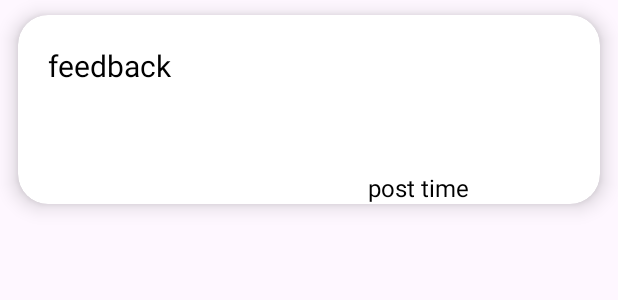
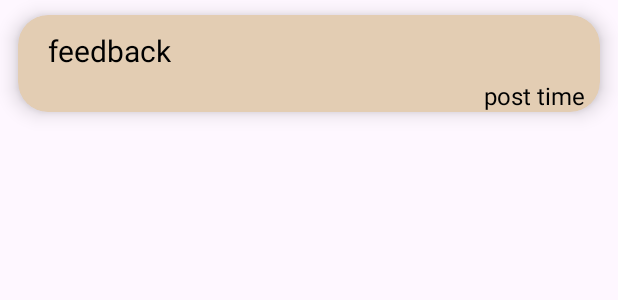
Before and after one commit to Tharmika-Sivakumar/CropMate25, an Android app: the layout recycler_view_of_feedback.xml on its own in the app's theme, with its tools: preview values and no code run, on a phone screen of 412 x 824 dp. Shown: the top 300 px of the screen. Run offline under Robolectric (Android 15) with nearby library versions, the phone set to English and light mode, and no system bars.

Commit message:
Past feedbacks show Feature added
Past feedbacks show Feature added successfully........ but not made the deleting the past feed back.

```diff
--- a/app/src/main/java/com/example/cropmate25/DateTime.java
+++ b/app/src/main/java/com/example/cropmate25/DateTime.java
@@ -20,7 +20,7 @@ public class DateTime{
     }
     public static String getTimeStamp() {
         Date now = new Date();
-        SimpleDateFormat formatter = new SimpleDateFormat("'Date:' yyyy-MM-dd '||' 'Time:' HH:mm:ss", Locale.getDefault());
+        SimpleDateFormat formatter = new SimpleDateFormat("'on' yyyy-MM-dd  'at' HH:mm:ss", Locale.getDefault());
         return formatter.format(now);
     }
 }
--- a/app/src/main/res/layout/feedback.xml
+++ b/app/src/main/res/layout/feedback.xml
@@ -59,9 +59,9 @@
         android:layout_alignParentTop="true"
         android:layout_alignParentEnd="true"
         android:layout_alignParentBottom="true"
-        android:layout_marginStart="15dp"
+        android:layout_marginStart="5dp"
         android:layout_marginTop="428dp"
-        android:layout_marginEnd="31dp"
+        android:layout_marginEnd="5dp"
         android:layout_marginBottom="54dp" />
 
     <TextView
--- a/app/src/main/res/layout/recycler_view_of_feedback.xml
+++ b/app/src/main/res/layout/recycler_view_of_feedback.xml
@@ -11,6 +11,7 @@
     android:layout_marginHorizontal="10dp"
     android:layout_marginVertical="10dp"
     app:cardCornerRadius="20dp"
+    app:cardBackgroundColor="#e3cdb3"
     app:cardElevation="8dp">
 
     <RelativeLayout
@@ -19,31 +20,28 @@
 
         <TextView
             android:id="@+id/feedback_past"
-            android:layout_width="345dp"
-            android:layout_height="60dp"
+            android:layout_width="wrap_content"
+            android:layout_height="wrap_content"
             android:layout_alignParentStart="true"
             android:layout_alignParentTop="true"
-            android:layout_alignParentEnd="true"
+            android:layout_marginStart="20dp"
+            android:layout_marginTop="10dp"
+            android:layout_marginEnd="20dp"
             android:inputType="textMultiLine"
-            android:layout_marginStart="20dp"
-            android:layout_marginTop="20dp"
-            android:layout_marginEnd="20dp"
+            android:lineSpacingExtra="4dp"
             android:text="feedback"
             android:textColor="@color/black"
             android:textSize="20sp"
             tools:ignore="TextViewEdits" />
 
         <TextView
-            android:id="@+id/whopost"
-            android:layout_width="140dp"
+            android:id="@+id/whenpost"
+            android:layout_width="wrap_content"
             android:layout_height="wrap_content"
             android:layout_below="@+id/feedback_past"
-            android:layout_alignParentStart="true"
             android:layout_alignParentEnd="true"
-            android:layout_marginStart="233dp"
-            android:layout_marginTop="24dp"
-            android:layout_marginEnd="16dp"
-            android:maxLines="1"
+            android:layout_marginTop="5dp"
+            android:layout_marginEnd="10dp"
             android:text="post time"
             android:textColor="@color/black"
             android:textSize="16sp" />
```
Also changed, not shown: app/src/main/java/com/example/cropmate25/Feedback.java (added, +29 -0 lines), app/src/main/java/com/example/cropmate25/FeedbackActivity.java (+79 -36 lines), app/src/main/java/com/example/cropmate25/FeedbackAdapter.java (+13 -4 lines).
